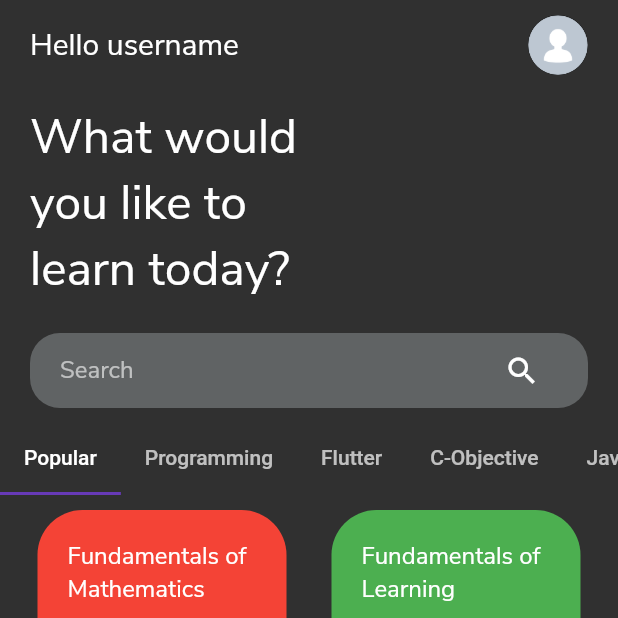
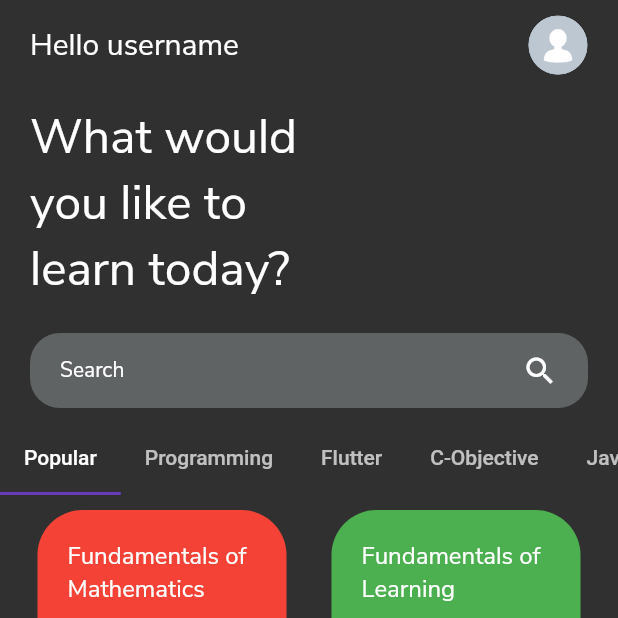
Before and after one commit to mikky-j/Edutarget, a Flutter app: the Home screen opened by its route, on a phone screen of 412 x 824 dp, the top half of it. Run offline on Flutter 3.47's test engine with Material 2 defaults, Android fonts, the phone set to English and light mode, and no system bars; drawn by our look-alikes of auto_size_text; our stand-ins replace firebase_auth, flutter_lorem, flutter_svg, fluttertoast, font_awesome_flutter, image_cropper and 4 more; accounts and stored records are empty.

Commit message:
I fixed something stupid

```diff
--- a/lib/pages/discover_page.dart
+++ b/lib/pages/discover_page.dart
@@ -214,7 +214,7 @@ class CourseCard extends StatelessWidget {
   }
 }
 
-class HomeSearchBar extends StatefulWidget {
+class HomeSearchBar extends StatelessWidget {
   final bool autofocus;
   const HomeSearchBar({
     Key key,
@@ -222,27 +222,12 @@ class HomeSearchBar extends StatefulWidget {
   }) : super(key: key);
 
   @override
-  _HomeSearchBarState createState() => _HomeSearchBarState();
-}
-
-class _HomeSearchBarState extends State<HomeSearchBar> {
-  TextEditingController _controller;
-
-  @override
-  void initState() {
-    super.initState();
-    _controller = TextEditingController();
-  }
-
-  @override
-  void dispose() {
-    _controller.dispose();
-    super.dispose();
-  }
-
-  @override
   Widget build(BuildContext context) {
-    return Container(
+    return GestureDetector(
+      onTap: () {
+        Navigator.pushNamed(context, '/search');
+      },
+      child: Container(
         height: 50,
         margin: const EdgeInsets.symmetric(vertical: 10.0),
         padding: const EdgeInsets.symmetric(horizontal: 20.0),
@@ -253,38 +238,14 @@ class _HomeSearchBarState extends State<HomeSearchBar> {
         child: Row(
           children: [
             Expanded(
-            child: TextField(
-              controller: _controller,
-              autofocus: widget.autofocus,
-              decoration: InputDecoration(
-                border: InputBorder.none,
-                hintText: "Search",
-              ),
-              textInputAction: TextInputAction.search,
-              onTap: () {
-                FocusScope.of(context).unfocus();
-                Navigator.push(
-                  context,
-                  MaterialPageRoute(
-                    builder: (_) => SearchPage(
-                      initialText: _controller.text ?? "l",
+              child: Text(
+                "Search",
+                style: Theme.of(context).inputDecorationTheme.hintStyle,
               ),
             ),
-                );
-              },
+            Icon(Icons.search),
+          ],
         ),
-          ),
-          IconButton(
-              icon: Icon(Icons.search),
-              onPressed: () {
-                Navigator.push(
-                  context,
-                  MaterialPageRoute(
-                    builder: (_) => SearchPage(),
-                  ),
-                );
-              })
-        ],
       ),
     );
   }
```
Lines whose indentation alone changed are shown as unchanged.
